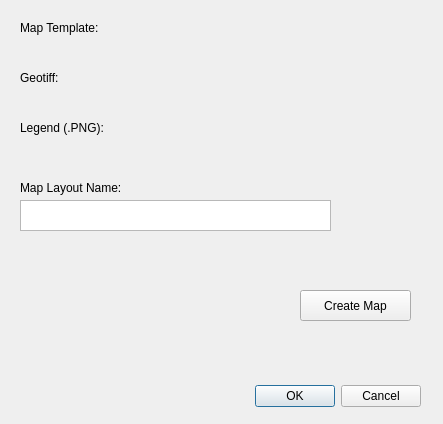
First picture: the form in geophysics_mapping_dialog_base.ui, repository igormacedorrn/geophysics_mapping, before the edit.
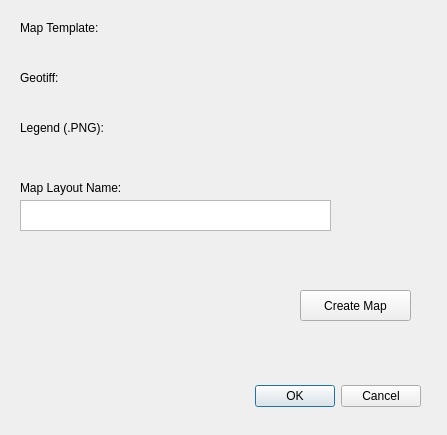
Second picture: the form after the edit. Custom widgets are drawn as their Qt base class.

```diff
--- a/geophysics_mapping_dialog_base.ui
+++ b/geophysics_mapping_dialog_base.ui
@@ -6,8 +6,8 @@
    <rect>
     <x>0</x>
     <y>0</y>
-    <width>443</width>
-    <height>424</height>
+    <width>447</width>
+    <height>435</height>
    </rect>
   </property>
   <property name="windowTitle">
```
